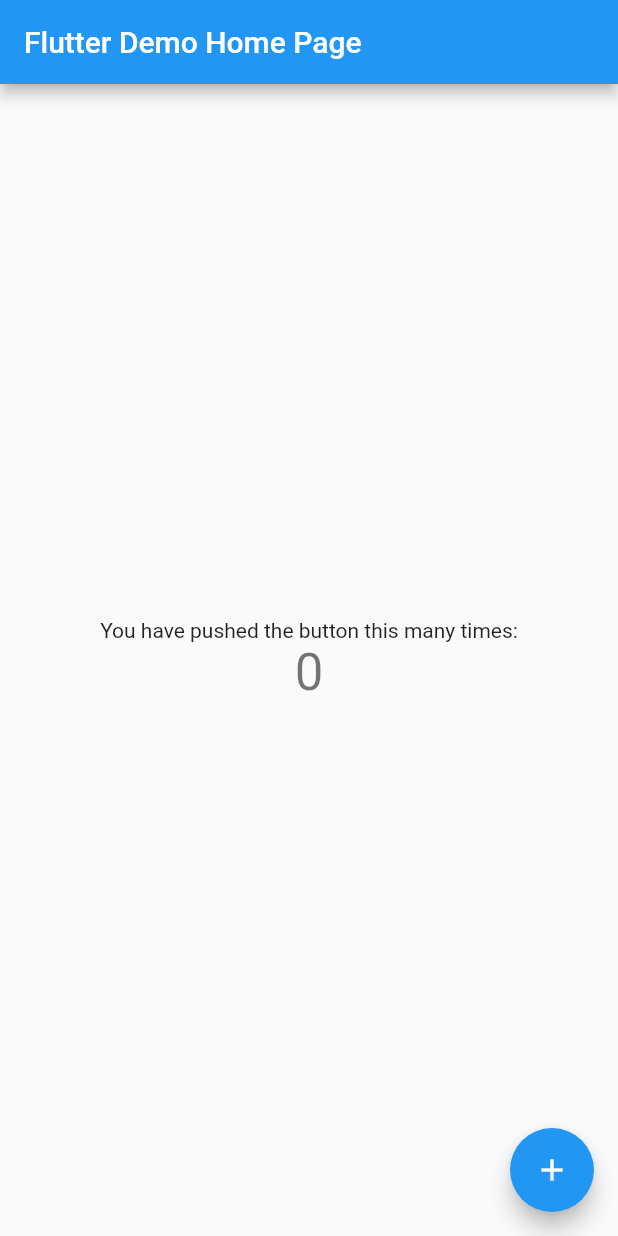
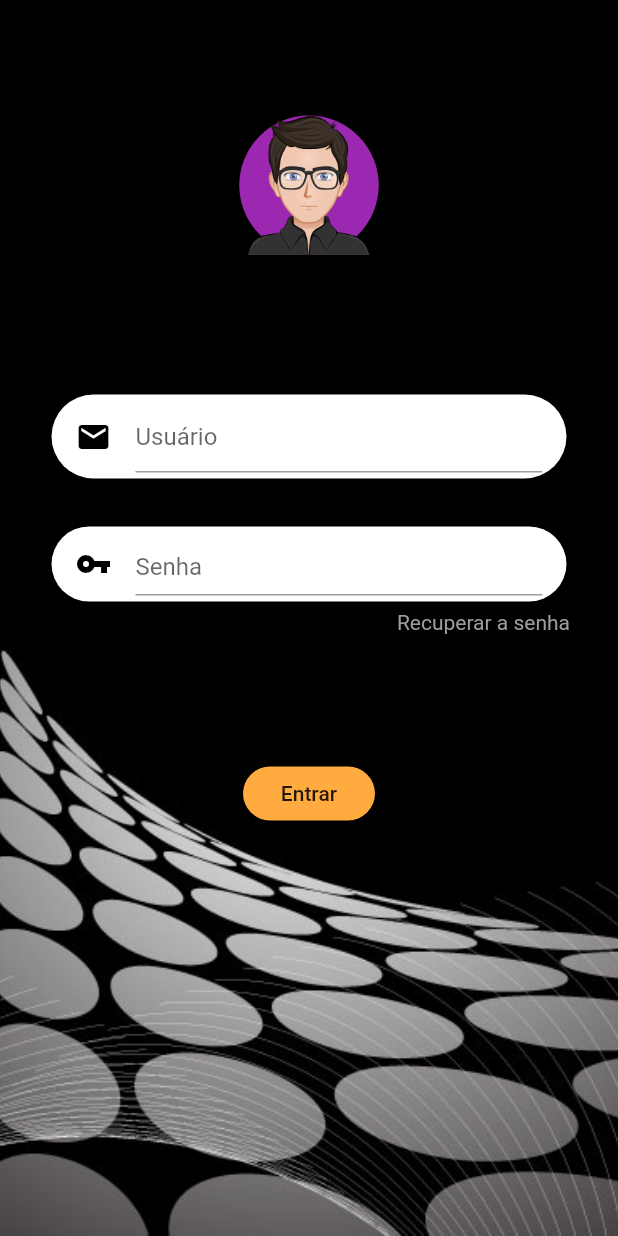
Before and after one commit to Pablofr10/Flutter_MySQL, a Flutter app: the screen it shows after launch, on a phone screen of 412 x 824 dp. Run offline on Flutter 3.47's test engine with Material 2 defaults, Android fonts, the phone set to English and light mode, and no system bars.

```diff
--- a/lib/main.dart
+++ b/lib/main.dart
@@ -1,111 +1,182 @@
+import 'dart:convert';
+
 import 'package:flutter/material.dart';
+import 'package:flutter_mysql/pages/powerPage.dart';
+import 'package:flutter_mysql/pages/vendedoresPage.dart';
+import 'package:http/http.dart' as http;
 
-void main() => runApp(MyApp());
+void main() => runApp(LoginApp());
 
-class MyApp extends StatelessWidget {
-  // This widget is the root of your application.
+String nome;
+
+class LoginApp extends StatelessWidget {
+  const LoginApp({Key key}) : super(key: key);
+
   @override
   Widget build(BuildContext context) {
     return MaterialApp(
-      title: 'Flutter Demo',
-      theme: ThemeData(
-        // This is the theme of your application.
-        //
-        // Try running your application with "flutter run". You'll see the
-        // application has a blue toolbar. Then, without quitting the app, try
-        // changing the primarySwatch below to Colors.green and then invoke
-        // "hot reload" (press "r" in the console where you ran "flutter run",
-        // or simply save your changes to "hot reload" in a Flutter IDE).
-        // Notice that the counter didn't reset back to zero; the application
-        // is not restarted.
-        primarySwatch: Colors.blue,
-      ),
-      home: MyHomePage(title: 'Flutter Demo Home Page'),
+      debugShowCheckedModeBanner: false,
+      title: 'Flutter + Mysql',
+      home: LoginPage(),
+      routes: <String, WidgetBuilder>{
+        '/powerPage': (context) => new PowerPage(),
+        '/vendedoresPage': (context) => new VendedoresPage(),
+        '/loginPage': (context) => new LoginPage(),
+      },
     );
   }
 }
 
-class MyHomePage extends StatefulWidget {
-  MyHomePage({Key key, this.title}) : super(key: key);
+class LoginPage extends StatefulWidget {
+  LoginPage({Key key}) : super(key: key);
 
-  // This widget is the home page of your application. It is stateful, meaning
-  // that it has a State object (defined below) that contains fields that affect
-  // how it looks.
-
-  // This class is the configuration for the state. It holds the values (in this
-  // case the title) provided by the parent (in this case the App widget) and
-  // used by the build method of the State. Fields in a Widget subclass are
-  // always marked "final".
-
-  final String title;
-
-  @override
-  _MyHomePageState createState() => _MyHomePageState();
+  _LoginPageState createState() => _LoginPageState();
 }
 
-class _MyHomePageState extends State<MyHomePage> {
-  int _counter = 0;
+class _LoginPageState extends State<LoginPage> {
+  TextEditingController controllerUser = new TextEditingController();
+  TextEditingController controllerPass = new TextEditingController();
 
-  void _incrementCounter() {
+  String msg = '';
+
+  Future<List> Login() async {
+    final response =
+        await http.post('http://192.168.15.23/flutter/login.php', body: {
+      'username': controllerUser.text,
+      'password': controllerPass.text,
+    });
+
+    var datauser = json.decode(response.body);
+
+    if (datauser.length == 0) {
       setState(() {
-      // This call to setState tells the Flutter framework that something has
-      // changed in this State, which causes it to rerun the build method below
-      // so that the display can reflect the updated values. If we changed
-      // _counter without calling setState(), then the build method would not be
-      // called again, and so nothing would appear to happen.
-      _counter++;
+        msg = 'Usuário e senha errados';
       });
+    } else {
+      if (datauser[0]['nivel'] == 'admin') {
+        Navigator.pushReplacementNamed(context, '/powerPage');
+      } else if (datauser[0]['nivel'] == 'vendas') {
+        Navigator.pushReplacementNamed(context, '/vendedoresPage');
+      }
+      setState(() {
+        nome = datauser[0]['nome'];
+      });
+    }
+    return datauser;
   }
 
   @override
   Widget build(BuildContext context) {
-    // This method is rerun every time setState is called, for instance as done
-    // by the _incrementCounter method above.
-    //
-    // The Flutter framework has been optimized to make rerunning build methods
-    // fast, so that you can just rebuild anything that needs updating rather
-    // than having to individually change instances of widgets.
     return Scaffold(
-      appBar: AppBar(
-        // Here we take the value from the MyHomePage object that was created by
-        // the App.build method, and use it to set our appbar title.
-        title: Text(widget.title),
+      resizeToAvoidBottomInset: false,
+      body: Form(
+        child: Container(
+          decoration: new BoxDecoration(
+            image: new DecorationImage(
+              image: new AssetImage('assets/images/digital.jpg'),
+              fit: BoxFit.cover,
             ),
-      body: Center(
-        // Center is a layout widget. It takes a single child and positions it
-        // in the middle of the parent.
+          ),
           child: Column(
-          // Column is also layout widget. It takes a list of children and
-          // arranges them vertically. By default, it sizes itself to fit its
-          // children horizontally, and tries to be as tall as its parent.
-          //
-          // Invoke "debug painting" (press "p" in the console, choose the
-          // "Toggle Debug Paint" action from the Flutter Inspector in Android
-          // Studio, or the "Toggle Debug Paint" command in Visual Studio Code)
-          // to see the wireframe for each widget.
-          //
-          // Column has various properties to control how it sizes itself and
-          // how it positions its children. Here we use mainAxisAlignment to
-          // center the children vertically; the main axis here is the vertical
-          // axis because Columns are vertical (the cross axis would be
-          // horizontal).
-          mainAxisAlignment: MainAxisAlignment.center,
             children: <Widget>[
-            Text(
-              'You have pushed the button this many times:',
+              new Container(
+                padding: EdgeInsets.only(top: 77.0),
+                child: new CircleAvatar(
+                  backgroundColor: Colors.purple,
+                  child: new Image(
+                    width: 135,
+                    height: 135,
+                    image: new AssetImage('assets/images/avatar7.png'),
                   ),
-            Text(
-              '$_counter',
-              style: Theme.of(context).textTheme.display1,
+                ),
+                width: 170.0,
+                height: 170.0,
+                decoration: BoxDecoration(
+                  shape: BoxShape.circle,
+                ),
+              ),
+              Container(
+                height: MediaQuery.of(context).size.height / 2,
+                width: MediaQuery.of(context).size.width,
+                padding: EdgeInsets.only(top: 93),
+                child: Column(
+                  children: <Widget>[
+                    Container(
+                      width: MediaQuery.of(context).size.width / 1.2,
+                      padding: EdgeInsets.only(
+                          top: 4, left: 16, right: 16, bottom: 4),
+                      decoration: BoxDecoration(
+                          borderRadius: BorderRadius.all(Radius.circular(50)),
+                          color: Colors.white,
+                          boxShadow: [
+                            BoxShadow(color: Colors.black12, blurRadius: 5),
+                          ]),
+                      child: TextFormField(
+                        controller: controllerUser,
+                        decoration: InputDecoration(
+                          icon: Icon(
+                            Icons.email,
+                            color: Colors.black,
+                          ),
+                          hintText: 'Usuário',
+                        ),
+                      ),
+                    ),
+                    Container(
+                      width: MediaQuery.of(context).size.width / 1.2,
+                      height: 50,
+                      margin: EdgeInsets.only(top: 32),
+                      padding: EdgeInsets.only(
+                          top: 4, right: 16, left: 16, bottom: 4),
+                      decoration: BoxDecoration(
+                          borderRadius: BorderRadius.all(Radius.circular(50)),
+                          color: Colors.white,
+                          boxShadow: [
+                            BoxShadow(color: Colors.black12, blurRadius: 5)
+                          ]),
+                      child: TextFormField(
+                        controller: controllerPass,
+                        obscureText: true,
+                        decoration: InputDecoration(
+                          icon: Icon(Icons.vpn_key, color: Colors.black),
+                          hintText: 'Senha',
+                        ),
+                      ),
+                    ),
+                    Align(
+                      alignment: Alignment.centerRight,
+                      child: Padding(
+                        padding: const EdgeInsets.only(
+                          top: 6,
+                          right: 32,
+                        ),
+                        child: Text('Recuperar a senha',
+                            style: TextStyle(
+                              color: Colors.grey,
+                            )),
+                      ),
+                    ),
+                    Spacer(),
+                    new RaisedButton(
+                      child: new Text('Entrar'),
+                      color: Colors.orangeAccent,
+                      shape: new RoundedRectangleBorder(
+                          borderRadius: new BorderRadius.circular(30.0)),
+                      onPressed: () {
+                        Login();
+                        Navigator.pop(context);
+                      },
+                    ),
+                    Text(msg,
+                      style: TextStyle(color: Colors.red, fontSize: 25.0),
+                    )
+                  ],
+                ),
               ),
             ],
           ),
         ),
-      floatingActionButton: FloatingActionButton(
-        onPressed: _incrementCounter,
-        tooltip: 'Increment',
-        child: Icon(Icons.add),
-      ), // This trailing comma makes auto-formatting nicer for build methods.
+      ),
     );
   }
 }
--- /dev/null
+++ b/lib/pages/powerPage.dart
@@ -0,0 +1,20 @@
+import 'package:flutter/material.dart';
+
+class PowerPage extends StatelessWidget {
+  const PowerPage({Key key}) : super(key: key);
+
+  @override
+  Widget build(BuildContext context) {
+    return Scaffold(
+      appBar: new AppBar(
+        title: Text('Power'),
+        centerTitle: true,
+      ),
+      body: new Column(
+        children: <Widget>[
+          new Text('Estamos em Power'),
+        ],
+      ),
+    );
+  }
+}
--- /dev/null
+++ b/lib/pages/vendedoresPage.dart
@@ -0,0 +1,20 @@
+import 'package:flutter/material.dart';
+
+class VendedoresPage extends StatelessWidget {
+  const VendedoresPage({Key key}) : super(key: key);
+
+  @override
+  Widget build(BuildContext context) {
+    return Scaffold(
+      appBar: new AppBar(
+        title: Text('Vendas'),
+        centerTitle: true,
+      ),
+      body: new Column(
+        children: <Widget>[
+          new Text('Estamos em Vendas'),
+        ],
+      ),
+    );
+  }
+}
--- a/pubspec.yaml
+++ b/pubspec.yaml
@@ -23,6 +23,7 @@ dependencies:
   # The following adds the Cupertino Icons font to your application.
   # Use with the CupertinoIcons class for iOS style icons.
   cupertino_icons: ^0.1.2
+  http: any
 
 dev_dependencies:
   flutter_test:
@@ -41,9 +42,8 @@ flutter:
   uses-material-design: true
 
   # To add assets to your application, add an assets section, like this:
-  # assets:
-  #  - images/a_dot_burr.jpeg
-  #  - images/a_dot_ham.jpeg
+  assets:
+        - assets/images/
 
   # An image asset can refer to one or more resolution-specific "variants", see
   # https://flutter.dev/assets-and-images/#resolution-aware.
```
Also changed, not shown: assets/images/avatar7.png (added), assets/images/digital.jpg (added), assets/images/flutterx.png (added), assets/images/fondo.jpg (added), assets/images/loginmascrudmysluno.png (added), assets/images/loginx.png (added), assets/images/userandroid.png (added), pubspec.lock. Lines whose indentation alone changed are shown as unchanged.
